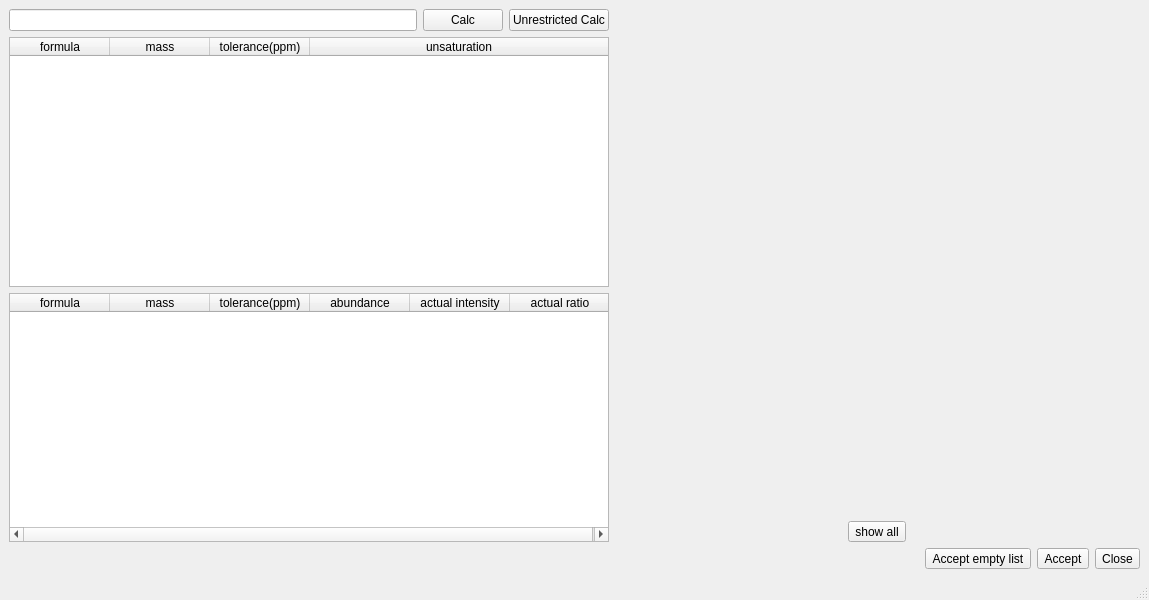
First picture: the form in Orbitool/UI/FormulaResult.ui, repository l460289052/Orbitool, before the edit.
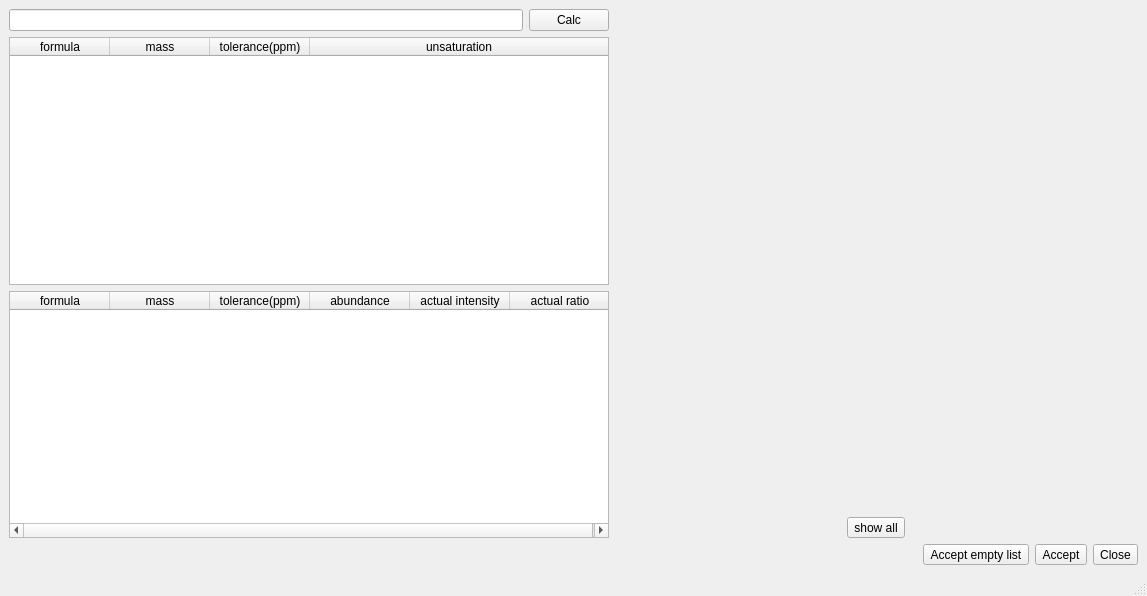
Second picture: the form after the edit.

Commit message: finish formula gui, next: test & test in workflow

```diff
--- a/Orbitool/UI/FormulaResult.ui
+++ b/Orbitool/UI/FormulaResult.ui
@@ -6,8 +6,8 @@
    <rect>
     <x>0</x>
     <y>0</y>
-    <width>1149</width>
-    <height>600</height>
+    <width>1147</width>
+    <height>596</height>
    </rect>
   </property>
   <property name="windowTitle">
@@ -31,13 +31,6 @@
             </property>
            </widget>
           </item>
-          <item>
-           <widget class="QPushButton" name="forceCalcPushButton">
-            <property name="text">
-             <string>Unrestricted Calc</string>
-            </property>
-           </widget>
-          </item>
          </layout>
         </item>
         <item>
```
Left out of the diff: 4 changed lines with no effect on the pictures. The commit also changes 9 other files.
